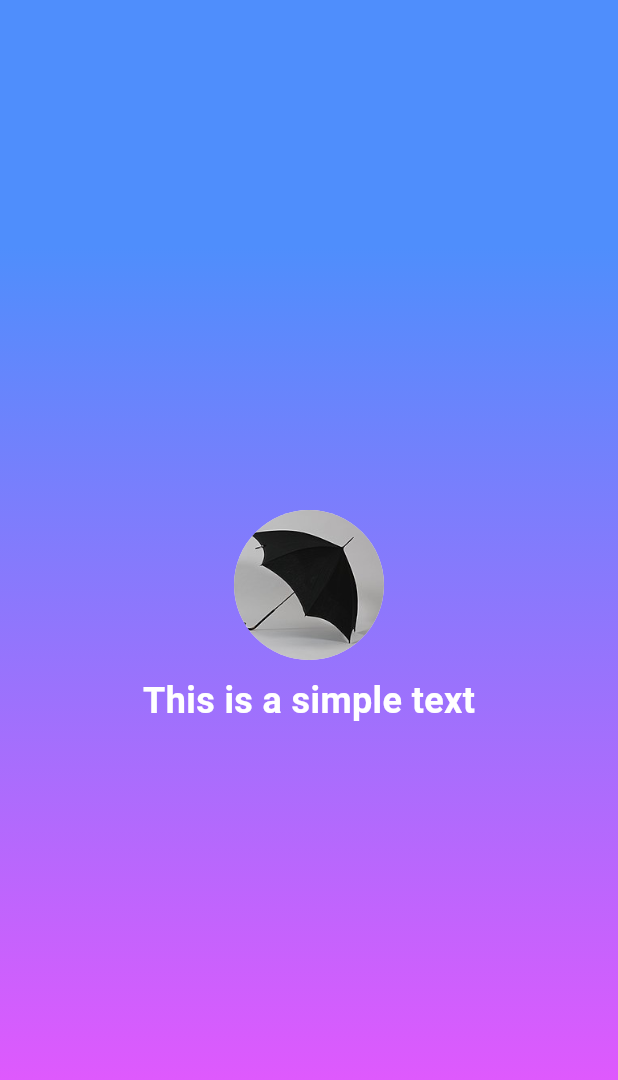
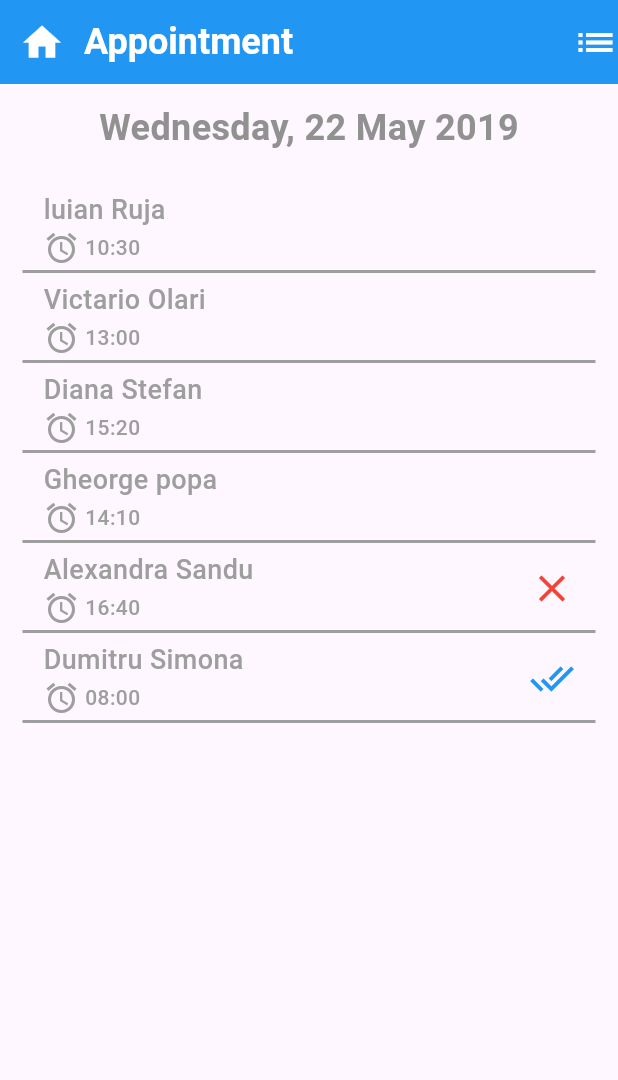
Before and after one commit to mohamedshabaan223/task_two, a Flutter app: the screen it shows after launch, on a phone screen of 412 x 824 dp. Shown: the top 1080 px of the screen. Run offline on Flutter 3.47's test engine with Material 3 defaults, Android fonts, the light colour scheme and no system bars.

Commit message:
finish_second_screen

```diff
--- a/lib/my_app/my_app.dart
+++ b/lib/my_app/my_app.dart
@@ -1,5 +1,6 @@
 import 'package:flutter/material.dart';
 import 'package:task_two/ui/first_screen.dart';
+import 'package:task_two/ui/second_screen.dart';
 
 class MyApp extends StatelessWidget {
   const MyApp({super.key});
@@ -8,7 +9,7 @@ class MyApp extends StatelessWidget {
   Widget build(BuildContext context) {
     return MaterialApp(
       debugShowCheckedModeBanner: false,
-      home: FirstScreen(),
+      home: SecondScreen(),
     );
   }
 }
--- /dev/null
+++ b/lib/ui/second_screen.dart
@@ -0,0 +1,48 @@
+import 'package:flutter/material.dart';
+import 'package:task_two/widget/custom_details.dart';
+
+
+class SecondScreen extends StatelessWidget {
+  const SecondScreen({super.key});
+
+  @override
+  Widget build(BuildContext context) {
+    return Scaffold(
+      appBar:AppBar(
+        backgroundColor: Colors.blue,
+        titleSpacing: 0,
+        leading: Icon(Icons.home , size: 30 , color: Colors.white,),
+        title: Text('Appointment' , style: TextStyle(fontSize: 24 , fontWeight: FontWeight.w600 , color: Colors.white) ,),
+        actions: [
+          Icon(Icons.list , size: 30 , color: Colors.white,),
+        ],
+
+      ),body: Padding(
+        padding: EdgeInsetsGeometry.symmetric(vertical: 12 , horizontal: 15),
+        child: Column(
+          children: [
+            Center(
+              child: Text('Wednesday, 22 May 2019' ,
+              style: TextStyle(fontSize: 24 , color: const Color.fromARGB(255, 146, 145, 145), fontWeight: FontWeight.w600),),
+            ),
+            SizedBox(height: 20,),
+            CustomDetails( label: 'luian Ruja', date: ' 10:30', icon: Icons.alarm),
+            Divider( color: Colors.grey, thickness: 2, height: 0,),
+             CustomDetails( label: 'Victario Olari', date: ' 13:00', icon: Icons.alarm),
+            Divider( color: Colors.grey, thickness: 2, height: 0,),
+             CustomDetails( label: 'Diana Stefan', date: ' 15:20', icon: Icons.alarm),
+            Divider( color: Colors.grey, thickness: 2, height: 0,),
+             CustomDetails( label: 'Gheorge popa', date: ' 14:10', icon: Icons.alarm),
+            Divider( color: Colors.grey, thickness: 2, height: 0,),
+             CustomDetails( label: 'Alexandra Sandu', date: ' 16:40', icon: Icons.alarm ,
+             iconAction: Icons.close, color: Colors.red,),
+            Divider( color: Colors.grey, thickness: 2, height: 0,),
+             CustomDetails( label: 'Dumitru Simona', date: ' 08:00', icon: Icons.alarm , iconAction: Icons.done_all, color: Colors.blue,),
+            Divider( color: Colors.grey, thickness: 2, height: 0,),
+          ],
+        ),
+      ),
+    );
+
+  }
+}
--- /dev/null
+++ b/lib/widget/custom_details.dart
@@ -0,0 +1,33 @@
+import 'package:flutter/material.dart';
+
+class CustomDetails extends StatelessWidget {
+  const CustomDetails({ super.key, required this.label , required this.date , required this.icon , this.iconAction , this.color });
+  final String label;
+  final String date;
+  final IconData icon;
+  final IconData? iconAction;
+  final Color? color;
+  @override
+  Widget build(BuildContext context) {
+    return Padding(
+      padding: const EdgeInsets.symmetric(horizontal: 14 , vertical: 5),
+      child: Row(
+        children: [
+          Column(
+            crossAxisAlignment: CrossAxisAlignment.start,
+            children: [
+              Text(label , style: TextStyle(fontSize: 18 , fontWeight: FontWeight.w500 , color: Colors.grey),),
+              Row(children: [
+                Icon(icon , color: Colors.grey,),
+                Text(date , style: TextStyle(fontSize: 14 , fontWeight: FontWeight.w500 , color: Colors.grey) ),
+              ],)
+            ],
+          ),
+          Spacer(),
+          Icon(iconAction , color: color , size: 30,),
+
+        ],
+      ),
+    );
+  }
+}
```
